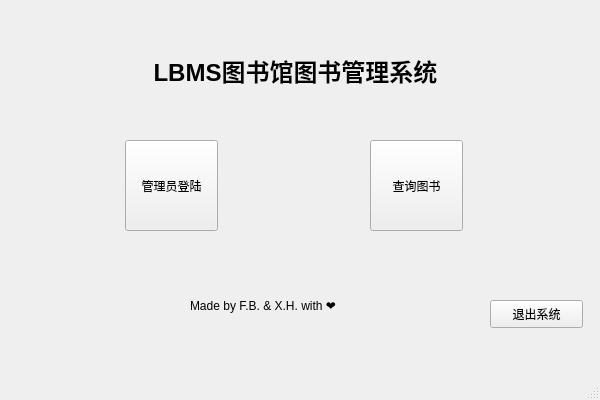
Old version of the form LBMS/QtGuiApplication5.ui in the repository Foldblade/LBMS-CPP.
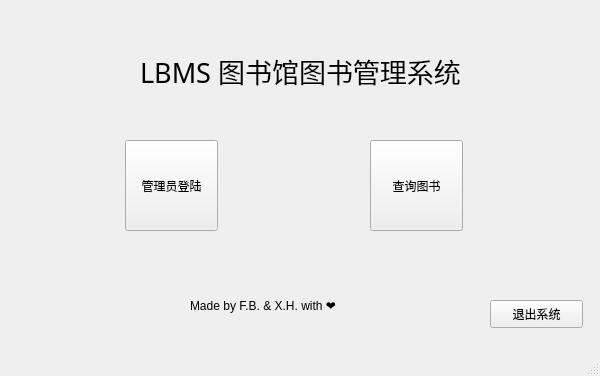
New version of the form. Icons and pictures are not drawn.

Diff of the .ui file:
```diff
--- a/LBMS/QtGuiApplication5.ui
+++ b/LBMS/QtGuiApplication5.ui
@@ -7,7 +7,7 @@
     <x>0</x>
     <y>0</y>
     <width>600</width>
-    <height>400</height>
+    <height>376</height>
    </rect>
   </property>
   <property name="windowTitle">
@@ -69,14 +69,26 @@
    <widget class="QLabel" name="label">
     <property name="geometry">
      <rect>
-      <x>120</x>
+      <x>90</x>
       <y>30</y>
-      <width>351</width>
+      <width>421</width>
       <height>81</height>
      </rect>
     </property>
+    <property name="font">
+     <font>
+      <family>微软雅黑</family>
+      <pointsize>20</pointsize>
+     </font>
+    </property>
+    <property name="focusPolicy">
+     <enum>Qt::NoFocus</enum>
+    </property>
     <property name="text">
-     <string>&lt;html&gt;&lt;head/&gt;&lt;body&gt;&lt;p align=&quot;center&quot;&gt;&lt;span style=&quot; font-size:18pt; font-weight:600;&quot;&gt;LBMS图书馆图书管理系统&lt;/span&gt;&lt;/p&gt;&lt;/body&gt;&lt;/html&gt;</string>
+     <string>LBMS 图书馆图书管理系统</string>
+    </property>
+    <property name="alignment">
+     <set>Qt::AlignCenter</set>
     </property>
    </widget>
   </widget>
```
Left out of the diff: 6 changed lines with no effect on the pictures.
